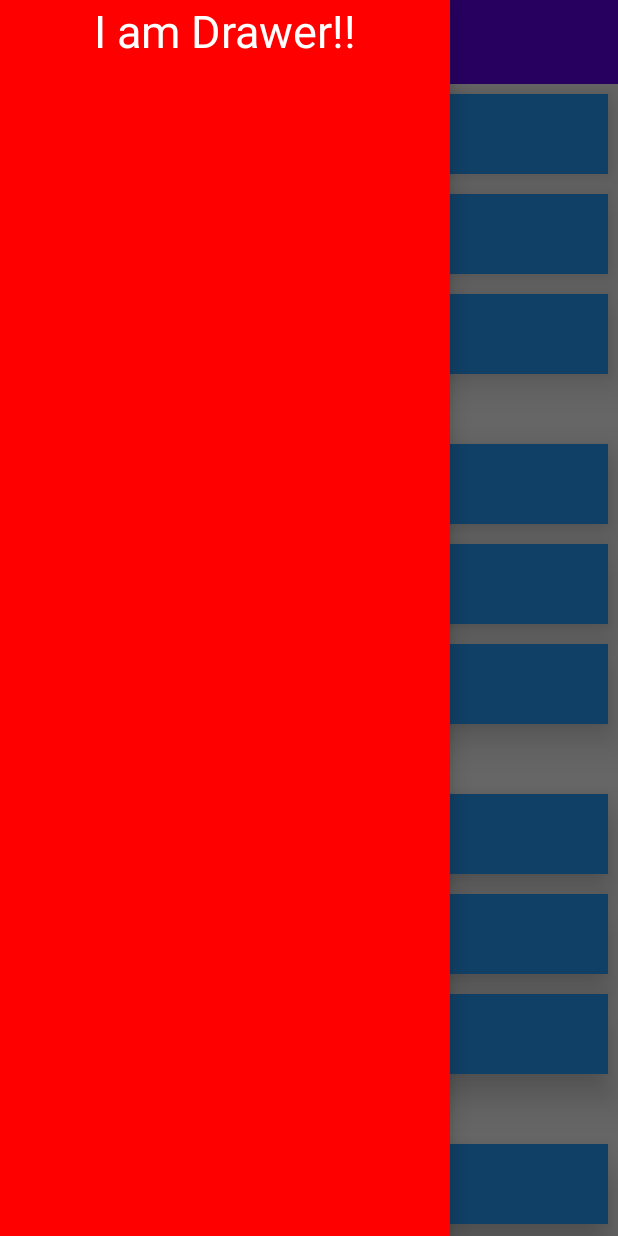
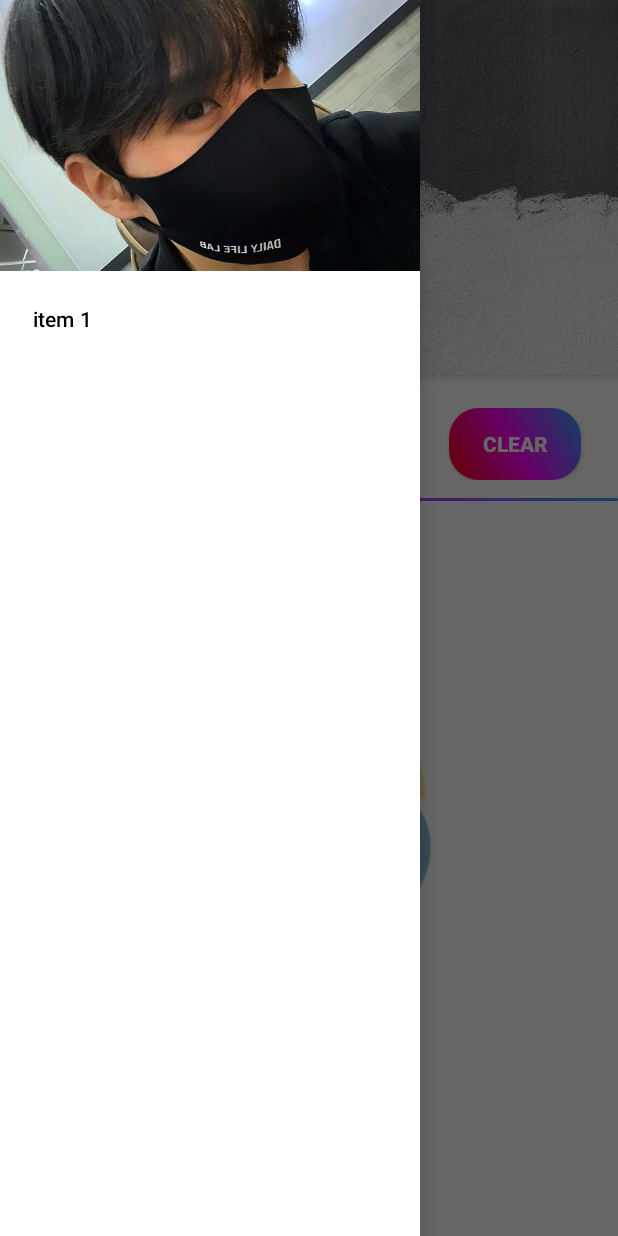
Before and after one commit to wjdgus0545/android-MyTestApp, an Android app: the screen it shows after launch (MainActivity), with the side drawer open, on a phone screen of 412 x 824 dp. Run offline under Robolectric (Android 15) with nearby library versions, the phone set to English and light mode, and no system bars; 4 statements that could not run were skipped.

Commit message:
ADD AppBarLayout

```diff
--- a/alertdialog/build.gradle
+++ b/alertdialog/build.gradle
@@ -6,7 +6,7 @@ plugins {
 android {
 
     buildFeatures{
-        viewBinding = true
+        viewBinding true
     }
 
     compileSdk 32
@@ -38,6 +38,7 @@ android {
 
 dependencies {
 
+
     implementation 'androidx.fragment:fragment-ktx:1.4.1'
     implementation 'androidx.viewpager2:viewpager2:1.0.0'
     implementation 'androidx.recyclerview:recyclerview:1.2.1'
@@ -50,5 +51,4 @@ dependencies {
     testImplementation 'junit:junit:4.13.2'
     androidTestImplementation 'androidx.test.ext:junit:1.1.3'
     androidTestImplementation 'androidx.test.espresso:espresso-core:3.4.0'
-    implementation 'androidx.fragment:fragment-ktx:1.4.1'
 }
--- a/alertdialog/src/main/java/com/example/alertdialog/MainActivity.kt
+++ b/alertdialog/src/main/java/com/example/alertdialog/MainActivity.kt
@@ -1,5 +1,8 @@
 package com.example.alertdialog
 
+
+import android.content.Intent
+import android.graphics.drawable.Drawable
 import android.os.*
 import android.util.Log
 import android.view.Menu
@@ -8,11 +11,15 @@ import android.widget.Toast
 import androidx.appcompat.widget.SearchView
 import androidx.appcompat.app.ActionBarDrawerToggle
 import androidx.appcompat.app.AppCompatActivity
+import androidx.core.content.ContextCompat
+import androidx.core.content.res.ResourcesCompat
 import androidx.drawerlayout.widget.DrawerLayout
 import androidx.fragment.app.Fragment
 import androidx.fragment.app.FragmentActivity
+import androidx.recyclerview.widget.RecyclerView
 import androidx.viewpager2.adapter.FragmentStateAdapter
 import com.example.alertdialog.databinding.ActivityMainBinding
+
 
 class FragmentAdapter(val activity: FragmentActivity): FragmentStateAdapter(activity){
 
@@ -37,15 +44,17 @@ class MainActivity : AppCompatActivity() {
         binding = ActivityMainBinding.inflate(layoutInflater)
 
         setContentView(binding.root)
-        setSupportActionBar(binding.toolbar)
 
         toggle = ActionBarDrawerToggle(this, binding.drawer, R.string.drawer_opened, R.string.drawer_closed)
 
-        binding.viewpager.adapter = FragmentAdapter(this)
+        setSupportActionBar(binding.toolbar)
 
         supportActionBar?.setDisplayHomeAsUpEnabled(true)
         toggle.syncState()
 
+
+        binding.toolbar.setNavigationIcon(R.drawable.ic_menu_hamburger)
+        binding.viewpager.adapter = FragmentAdapter(this)
 
     }
 
@@ -59,12 +68,12 @@ class MainActivity : AppCompatActivity() {
     }
 
     override fun onCreateOptionsMenu(menu: Menu?): Boolean {
+
         val inflater = menuInflater
         inflater.inflate(R.menu.menu_main, menu)
 
         val menuItem = menu?.findItem(R.id.menu_search)
         val searchView = menuItem?.actionView as SearchView
-
         searchView.setOnQueryTextListener(object: SearchView.OnQueryTextListener{
             override fun onQueryTextChange(newText: String?): Boolean {
                 return true
@@ -78,4 +87,5 @@ class MainActivity : AppCompatActivity() {
 
         return super.onCreateOptionsMenu(menu)
     }
+
 }
--- a/alertdialog/src/main/java/com/example/alertdialog/OneFragment.kt
+++ b/alertdialog/src/main/java/com/example/alertdialog/OneFragment.kt
@@ -1,6 +1,8 @@
 package com.example.alertdialog
 
+import android.app.AlertDialog
 import android.content.Context
+import android.content.DialogInterface
 import android.graphics.BitmapFactory
 import android.graphics.Canvas
 import android.graphics.Color
@@ -20,12 +22,15 @@ import androidx.recyclerview.widget.RecyclerView
 import com.example.alertdialog.databinding.FragmentOneBinding
 import com.example.alertdialog.databinding.ItemMainBinding
 
+class Profiles(val img: Int, val txt: String)
 
 class MyViewHolder(val binding: ItemMainBinding): RecyclerView.ViewHolder(binding.root)
 
-class MyAdapter(val datas: MutableList<String>): RecyclerView.Adapter<RecyclerView.ViewHolder>(){
+class MyAdapter(val datas: MutableList<Profiles>): RecyclerView.Adapter<RecyclerView.ViewHolder>(){
+    override fun getItemCount(): Int {
+        return datas.size
+    }
 
-    override fun getItemCount(): Int = datas.size
     override fun onCreateViewHolder(parent: ViewGroup, viewType: Int): RecyclerView.ViewHolder {
         return MyViewHolder(ItemMainBinding.inflate(LayoutInflater.from(parent.context),
         parent, false))
@@ -34,10 +39,11 @@ class MyAdapter(val datas: MutableList<String>): RecyclerView.Adapter<RecyclerVi
     override fun onBindViewHolder(holder: RecyclerView.ViewHolder, position: Int) {
         val binding = (holder as MyViewHolder).binding
 
-        binding.itemText.text = datas[position]
+        binding.itemImage.setImageResource(datas[position].img)
+        binding.itemText.text = datas[position].txt
 
-        binding.itemRoot.setOnClickListener{
-            Log.d("ohsopp", "selected : ${binding.itemText.text}")
+        binding.itemRoot.setOnClickListener {
+            Log.d("ohsopp", "selected : ${datas[position].txt}")
         }
     }
 }
@@ -72,12 +78,12 @@ class MyDecoration(val context: Context): RecyclerView.ItemDecoration(){
 
         val index = parent.getChildAdapterPosition(view) + 1
 
-        if(index % 3 == 0)
+        if (index % 3 == 0)
             outRect.set(10, 10, 10, 60)
         else
             outRect.set(10, 10, 10, 10)
 
-        view.setBackgroundColor(Color.parseColor("#28a0ff"))
+        //view.setBackgroundResource(R.drawable.three_fragment_style)
         ViewCompat.setElevation(view, 20.0f)
     }
 }
@@ -91,17 +97,45 @@ class OneFragment : Fragment() {
         // Inflate the layout for this fragment
         val binding = FragmentOneBinding.inflate(inflater, container, false)
 
-        val datas = mutableListOf<String>()
-
-        for (i in 1..10)
-            datas.add("item $i")
+        val datas = mutableListOf<Profiles>()
 
         binding.recyclerView.layoutManager = LinearLayoutManager(inflater.context)
         val adapter = MyAdapter(datas)
         binding.recyclerView.adapter = adapter
-        binding.recyclerView.addItemDecoration(MyDecoration(activity as Context))
+        binding.recyclerView.addItemDecoration(MyDecoration(inflater.context))
 
+        binding.lionImage.setOnClickListener {
+            datas.add(0, Profiles(R.drawable.lion1, "lion"))
+            adapter.notifyDataSetChanged()
+        }
+
+        binding.personImage.setOnClickListener {
+            datas.add(0, Profiles(R.drawable.person1, "person"))
+            adapter.notifyDataSetChanged()
+        }
+
+        val eventHandler = object: DialogInterface.OnClickListener{
+            override fun onClick(p0: DialogInterface?, p1: Int) {
+                if (p1 == DialogInterface.BUTTON_POSITIVE){
+                    datas.clear()
+                    adapter.notifyDataSetChanged()
+                }
+                else if(p1 == DialogInterface.BUTTON_NEGATIVE){
+
+                }
+            }
+        }
+        binding.clear.setOnClickListener {
+
+            AlertDialog.Builder(inflater.context).run{
+                setTitle("notification")
+                setMessage("정말 삭제하시겠습니까?")
+                setIcon(android.R.drawable.ic_dialog_info)
+                setPositiveButton("네", eventHandler)
+                setNegativeButton("아니오", eventHandler)
+                show()
+            }
+        }
         return binding.root
     }
-
 }
--- /dev/null
+++ b/alertdialog/src/main/res/drawable/button_style.xml
@@ -0,0 +1,12 @@
+<?xml version="1.0" encoding="utf-8"?>
+<shape xmlns:android="http://schemas.android.com/apk/res/android"
+    android:shape="rectangle">
+    <gradient
+        android:startColor="#ff0000"
+        android:endColor="#28a0ff"
+        android:centerColor="#ff00ff"
+        android:angle="45"/>
+    <corners
+        android:radius="20dp"/>
+
+</shape>
--- /dev/null
+++ b/alertdialog/src/main/res/drawable/drawer_style.xml
@@ -0,0 +1,14 @@
+<?xml version="1.0" encoding="utf-8"?>
+<shape xmlns:android="http://schemas.android.com/apk/res/android"
+    android:shape="rectangle">
+
+    <gradient
+        android:startColor="#ff0000"
+        android:endColor="#28a0ff"
+        android:centerColor="#ff00ff"
+        android:angle="45"/>
+
+    <corners
+        android:radius="30dp"/>
+
+</shape>
--- /dev/null
+++ b/alertdialog/src/main/res/drawable/ic_menu_hamburger.xml
@@ -0,0 +1,12 @@
+<?xml version="1.0" encoding="utf-8"?>
+<vector xmlns:android="http://schemas.android.com/apk/res/android"
+    android:width="24.0dp"
+    android:height="24.0dp"
+    android:viewportWidth="24.0"
+    android:viewportHeight="24.0"
+    android:tint="?android:attr/colorControlNormal">
+    <path
+        android:fillColor="#FFFFFFFF"
+        android:pathData="M3.0,18.0l18.0,0.0l0.0,-2.0L3.0,16.0l0.0,2.0zm0.0,-5.0l18.0,0.0l0.0,-2.0L3.0,11.0l0.0,2.0zm0.0,-7.0l0.0,2.0l18.0,0.0L21.0,6.0L3.0,6.0z" />
+
+</vector>
--- /dev/null
+++ b/alertdialog/src/main/res/drawable/three_fragment_style.xml
@@ -0,0 +1,12 @@
+<?xml version="1.0" encoding="utf-8"?>
+<shape xmlns:android="http://schemas.android.com/apk/res/android"
+    android:shape="rectangle">
+
+    <gradient
+        android:startColor="#f0f000"
+        android:centerColor="#D6D66A"
+        android:endColor="#f0f000"
+        android:angle="45"
+        android:type="sweep"/>
+
+</shape>
--- a/alertdialog/src/main/res/layout/activity_main.xml
+++ b/alertdialog/src/main/res/layout/activity_main.xml
@@ -1,33 +1,45 @@
 <?xml version="1.0" encoding="utf-8"?>
 <androidx.drawerlayout.widget.DrawerLayout xmlns:android="http://schemas.android.com/apk/res/android"
+    xmlns:app="http://schemas.android.com/apk/res-auto"
     android:id="@+id/drawer"
     android:layout_width="match_parent"
     android:layout_height="match_parent"
     android:fitsSystemWindows="true">
 
+
     <LinearLayout
         android:layout_width="match_parent"
         android:layout_height="match_parent"
         android:orientation="vertical">
-        <androidx.appcompat.widget.Toolbar
-            android:id="@+id/toolbar"
+        <com.google.android.material.appbar.AppBarLayout
+            android:id="@+id/appbar"
             android:layout_width="match_parent"
             android:layout_height="wrap_content"
-            android:background="?attr/colorPrimary"/>
+            android:theme="@style/ThemeOverlay.AppCompat.Dark.ActionBar">
+            <androidx.appcompat.widget.Toolbar
+                android:id="@+id/toolbar"
+                android:layout_width="match_parent"
+                android:layout_height="250dp"
+                app:title="Ohsopp's application"
+                app:subtitle="hello.."
+                app:subtitleTextAppearance="@style/Theme.MaterialComponents.DayNight.DarkActionBar"
+                android:background="@drawable/cover" />
+        </com.google.android.material.appbar.AppBarLayout>
+
         <androidx.viewpager2.widget.ViewPager2
             android:id="@+id/viewpager"
             android:layout_width="match_parent"
             android:layout_height="match_parent" />
     </LinearLayout>
 
-    <TextView
-        android:id="@+id/textView"
-        android:layout_width="300dp"
+
+    <com.google.android.material.navigation.NavigationView
+        android:id="@+id/main_drawer_view"
+        android:layout_width="wrap_content"
         android:layout_height="match_parent"
-        android:gravity="center_horizontal"
-        android:textSize="30sp"
-        android:background="#ff0000"
-        android:text="I am Drawer!!"
-        android:textColor="@color/white"
-        android:layout_gravity="start"/>
+        android:layout_gravity="start"
+        app:headerLayout="@layout/navigation_header"
+        app:menu="@menu/menu_navigation"/>
+
+
 </androidx.drawerlayout.widget.DrawerLayout>
--- a/alertdialog/src/main/res/layout/fragment_one.xml
+++ b/alertdialog/src/main/res/layout/fragment_one.xml
@@ -1,10 +1,59 @@
 <?xml version="1.0" encoding="utf-8"?>
-<androidx.recyclerview.widget.RecyclerView xmlns:android="http://schemas.android.com/apk/res/android"
+<LinearLayout xmlns:android="http://schemas.android.com/apk/res/android"
     xmlns:tools="http://schemas.android.com/tools"
-    android:id="@+id/recyclerView"
     android:layout_width="match_parent"
-    android:layout_height="0dp"
-    android:layout_weight="1"
+    android:layout_height="match_parent"
+    android:orientation="vertical"
     tools:context=".OneFragment">
 
-</androidx.recyclerview.widget.RecyclerView>
+    <LinearLayout
+        android:layout_width="match_parent"
+        android:layout_height="wrap_content"
+        android:gravity="center_horizontal"
+        android:layout_marginTop="10dp"
+        android:padding="12dp"
+        android:orientation="horizontal">
+        <androidx.appcompat.widget.AppCompatButton
+            android:id="@+id/lionImage"
+            android:layout_width="wrap_content"
+            android:layout_height="wrap_content"
+            android:background="@drawable/button_style"
+            android:padding="10dp"
+            android:text="add lion"
+            android:textStyle="bold"
+            android:textColor="@color/white" />
+        <androidx.appcompat.widget.AppCompatButton
+            android:id="@+id/personImage"
+            android:layout_width="wrap_content"
+            android:layout_height="wrap_content"
+            android:padding="10dp"
+            android:background="@drawable/button_style"
+            android:text="add person"
+            android:layout_marginLeft="40dp"
+            android:textStyle="bold"
+            android:textColor="@color/white" />
+        <androidx.appcompat.widget.AppCompatButton
+            android:id="@+id/clear"
+            android:layout_width="wrap_content"
+            android:layout_height="wrap_content"
+            android:padding="10dp"
+            android:background="@drawable/button_style"
+            android:layout_marginLeft="40dp"
+            android:text="clear"
+            android:textStyle="bold"
+            android:textColor="@color/white" />
+    </LinearLayout>
+
+
+    <View
+        android:layout_width="match_parent"
+        android:layout_height="2dp"
+        android:background="@drawable/button_style"/>
+
+    <androidx.recyclerview.widget.RecyclerView
+        android:id="@+id/recyclerView"
+        android:layout_width="match_parent"
+        android:layout_height="0dp"
+        android:layout_weight="1"/>
+
+</LinearLayout>
--- a/alertdialog/src/main/res/layout/fragment_three.xml
+++ b/alertdialog/src/main/res/layout/fragment_three.xml
@@ -3,7 +3,7 @@
     xmlns:tools="http://schemas.android.com/tools"
     android:layout_width="match_parent"
     android:layout_height="match_parent"
-    android:background="#f0f000"
+    android:background="@drawable/three_fragment_style"
     android:gravity="center"
     tools:context=".ThreeFragment">
 
@@ -14,6 +14,6 @@
         android:textSize="30sp"
         android:textStyle="bold"
         android:textColor="@color/white"
-        android:text="@string/hello_blank_fragment" />
+        android:text="ohsopp's fragment!" />
 
 </LinearLayout>
--- a/alertdialog/src/main/res/layout/fragment_two.xml
+++ b/alertdialog/src/main/res/layout/fragment_two.xml
@@ -5,7 +5,7 @@
     android:layout_height="match_parent"
     android:orientation="vertical"
     android:gravity="center_vertical"
-    android:background="@color/purple_500"
+    android:background="@drawable/button_style"
     tools:context=".TwoFragment">
 
     <TextView
@@ -15,6 +15,6 @@
         android:textStyle="bold"
         android:textColor="@color/white"
         android:layout_gravity="center"
-        android:text="@string/hello_blank_fragment" />
+        android:text="Welcome to" />
 
 </LinearLayout>
--- a/alertdialog/src/main/res/layout/item_main.xml
+++ b/alertdialog/src/main/res/layout/item_main.xml
@@ -3,13 +3,22 @@
     android:id="@+id/item_Root"
     android:layout_width="match_parent"
     android:layout_height="wrap_content"
-    android:padding="16dp"
-    android:orientation="vertical">
+    android:background="@drawable/button_style"
+    android:layout_marginTop="10dp"
+    android:padding="9dp"
+    android:orientation="horizontal">
 
+    <ImageView
+        android:id="@+id/item_Image"
+        android:layout_width="40dp"
+        android:layout_height="40dp" />
     <TextView
         android:id="@+id/item_Text"
+        android:layout_marginLeft="20dp"
+        android:textColor="@color/white"
+        android:textStyle="bold"
         android:layout_width="match_parent"
         android:layout_height="match_parent"
-        android:textSize="15sp" />
+        android:textSize="17sp" />
 
 </LinearLayout>
--- /dev/null
+++ b/alertdialog/src/main/res/layout/navigation_header.xml
@@ -0,0 +1,12 @@
+<?xml version="1.0" encoding="utf-8"?>
+<LinearLayout xmlns:android="http://schemas.android.com/apk/res/android"
+    android:layout_width="match_parent"
+    android:layout_height="match_parent"
+    android:orientation="vertical">
+
+    <ImageView
+        android:layout_width="match_parent"
+        android:layout_height="wrap_content"
+        android:adjustViewBounds="true"
+        android:src="@drawable/ohsopp"/>
+</LinearLayout>
--- /dev/null
+++ b/alertdialog/src/main/res/menu/menu_navigation.xml
@@ -0,0 +1,7 @@
+<?xml version="1.0" encoding="utf-8"?>
+<menu xmlns:android="http://schemas.android.com/apk/res/android"
+    xmlns:app="http://schemas.android.com/apk/res-auto">
+    <item
+        android:title="item 1"/>
+
+</menu>
```
Also changed, not shown: alertdialog/src/main/res/drawable-v24/andro.png (added), alertdialog/src/main/res/drawable-v24/cover.png (added), alertdialog/src/main/res/drawable-v24/lion2.png (added), alertdialog/src/main/res/drawable-v24/lion3.png (added), alertdialog/src/main/res/drawable-v24/ohsopp.png (added).
